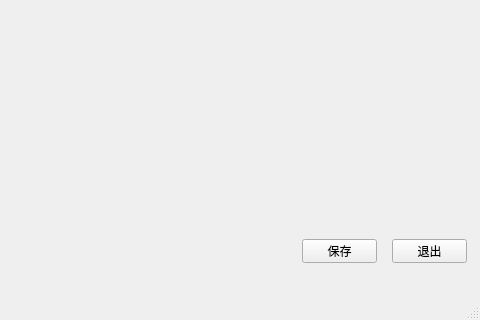
First picture: the form in programs/Editor.ui, repository LemCAE/LemCAE.github.io, before the edit; both pictures show x 158 to 638 and y 431 to 751 of the 638 by 751 pixel window.
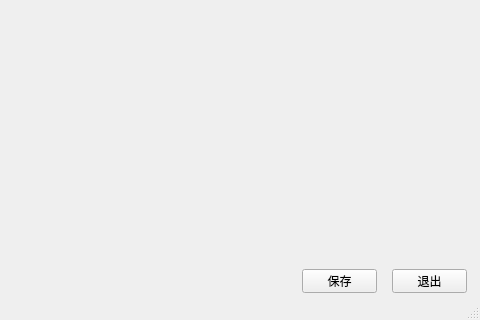
Second picture: the form after the edit.

```diff
--- a/programs/Editor.ui
+++ b/programs/Editor.ui
@@ -18,7 +18,7 @@
     <property name="geometry">
      <rect>
       <x>550</x>
-      <y>670</y>
+      <y>700</y>
       <width>75</width>
       <height>24</height>
      </rect>
@@ -31,7 +31,7 @@
     <property name="geometry">
      <rect>
       <x>460</x>
-      <y>670</y>
+      <y>700</y>
       <width>75</width>
       <height>24</height>
      </rect>
```
